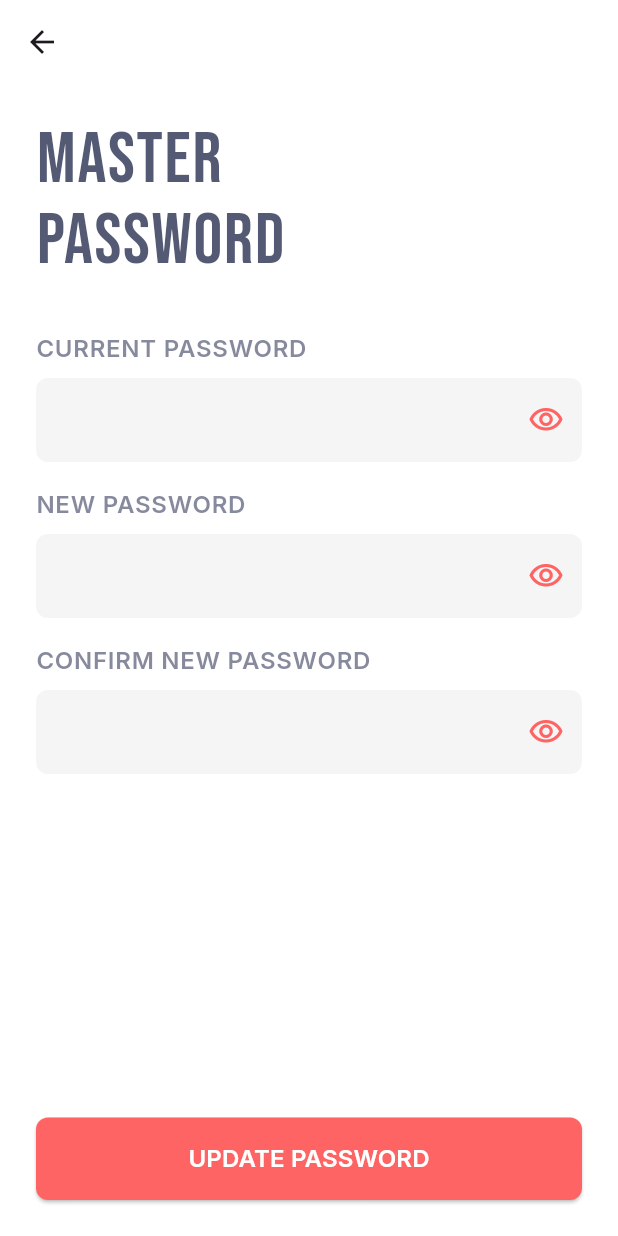
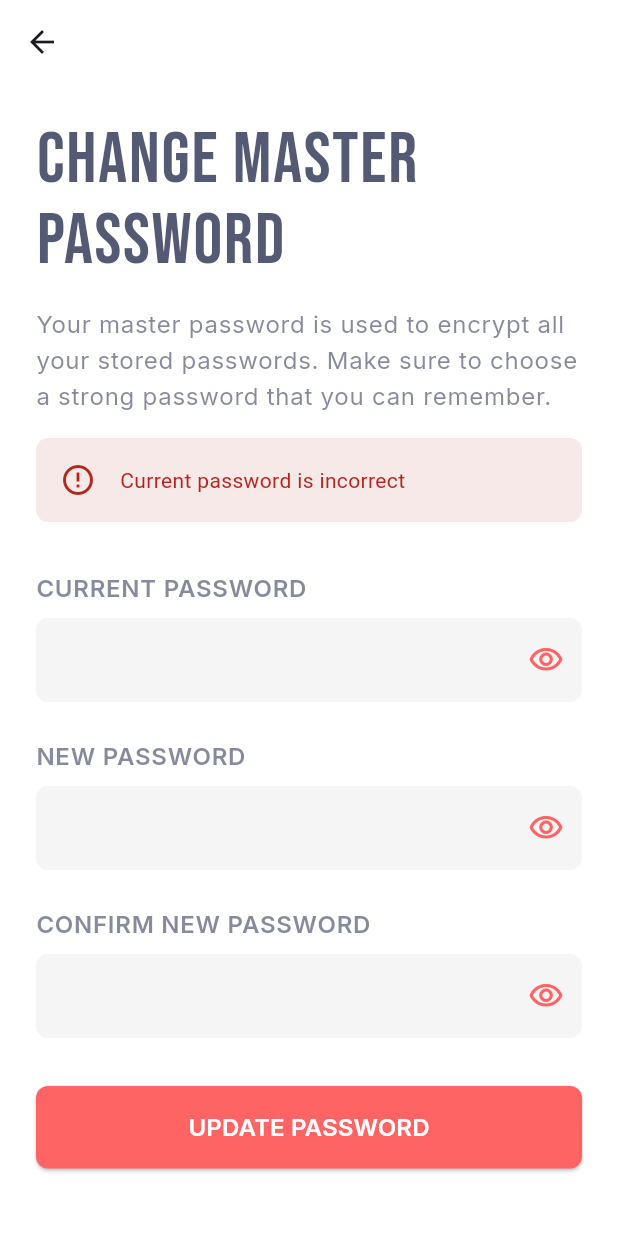
Before and after one commit to i-sifat/Passify, a Flutter app: the MasterPasswordScreen screen opened directly, after a tap on "UPDATE PASSWORD", on a phone screen of 412 x 824 dp. Run offline on Flutter 3.47's test engine with Material 3 defaults, Android fonts, the phone set to English and light mode, and no system bars; our stand-ins replace file_picker, flutter_riverpod, google_fonts, package_info_plus, shared_preferences, vibration; missing offline and left inert: encrypt; accounts and stored records are empty.

Commit message:
updated master password page and functionality

```diff
--- a/lib/screens/profile/master_password_screen.dart
+++ b/lib/screens/profile/master_password_screen.dart
@@ -6,8 +6,7 @@ class MasterPasswordScreen extends ConsumerStatefulWidget {
   const MasterPasswordScreen({super.key});
 
   @override
-  ConsumerState<MasterPasswordScreen> createState() =>
-      _MasterPasswordScreenState();
+  ConsumerState<MasterPasswordScreen> createState() => _MasterPasswordScreenState();
 }
 
 class _MasterPasswordScreenState extends ConsumerState<MasterPasswordScreen> {
@@ -18,7 +17,18 @@ class _MasterPasswordScreenState extends ConsumerState<MasterPasswordScreen> {
   bool _obscureNewPassword = true;
   bool _obscureConfirmPassword = true;
   String? _errorMessage;
+  bool _isLoading = false;
   final _masterPasswordService = MasterPasswordService();
+
+  @override
+  void initState() {
+    super.initState();
+    _initializeMasterPasswordService();
+  }
+
+  Future<void> _initializeMasterPasswordService() async {
+    await _masterPasswordService.initialize();
+  }
 
   @override
   void dispose() {
@@ -28,33 +38,77 @@ class _MasterPasswordScreenState extends ConsumerState<MasterPasswordScreen> {
     super.dispose();
   }
 
-  Future<void> _updateMasterPassword() async {
-    if (!await _masterPasswordService.verifyMasterPassword(
-      _currentPasswordController.text,
-    )) {
-      setState(() => _errorMessage = 'Current password is incorrect');
-      return;
+  bool _validatePassword(String password) {
+    if (password.length < 8) {
+      setState(() => _errorMessage = 'Password must be at least 8 characters long');
+      return false;
     }
 
-    if (_newPasswordController.text.length < 8) {
+    bool hasUpperCase = password.contains(RegExp(r'[A-Z]'));
+    bool hasLowerCase = password.contains(RegExp(r'[a-z]'));
+    bool hasNumbers = password.contains(RegExp(r'[0-9]'));
+    bool hasSpecialCharacters = password.contains(RegExp(r'[!@#$%^&*(),.?":{}|<>]'));
+
+    if (!hasUpperCase || !hasLowerCase || !hasNumbers || !hasSpecialCharacters) {
+      setState(() => _errorMessage =
+        'Password must contain uppercase, lowercase, numbers, and special characters');
+      return false;
+    }
+
+    return true;
+  }
+
+  Future<void> _updateMasterPassword() async {
     setState(() {
-        _errorMessage = 'New password must be at least 8 characters long';
+      _errorMessage = null;
+      _isLoading = true;
+    });
+
+    try {
+      // Verify current password
+      final isCurrentPasswordValid = await _masterPasswordService
+          .verifyMasterPassword(_currentPasswordController.text);
+
+      if (!isCurrentPasswordValid) {
+        setState(() {
+          _errorMessage = 'Current password is incorrect';
+          _isLoading = false;
         });
         return;
       }
 
-    if (_newPasswordController.text != _confirmPasswordController.text) {
-      setState(() => _errorMessage = 'New passwords do not match');
+      // Validate new password
+      if (!_validatePassword(_newPasswordController.text)) {
+        setState(() => _isLoading = false);
         return;
       }
 
-    await _masterPasswordService
-        .saveMasterPassword(_newPasswordController.text);
+      // Check if passwords match
+      if (_newPasswordController.text != _confirmPasswordController.text) {
+        setState(() {
+          _errorMessage = 'New passwords do not match';
+          _isLoading = false;
+        });
+        return;
+      }
+
+      // Save new password
+      await _masterPasswordService.saveMasterPassword(_newPasswordController.text);
+
       if (mounted) {
+        ScaffoldMessenger.of(context).showSnackBar(
+          const SnackBar(
+            content: Text('Master password updated successfully'),
+            duration: Duration(seconds: 2),
+          ),
+        );
         Navigator.pop(context);
-      ScaffoldMessenger.of(context).showSnackBar(
-        const SnackBar(content: Text('Master password updated successfully')),
-      );
+      }
+    } catch (e) {
+      setState(() {
+        _errorMessage = 'Failed to update master password. Please try again.';
+        _isLoading = false;
+      });
     }
   }
 
@@ -70,82 +124,100 @@ class _MasterPasswordScreenState extends ConsumerState<MasterPasswordScreen> {
         elevation: 0,
       ),
       body: SafeArea(
+        child: SingleChildScrollView(
           child: Padding(
             padding: const EdgeInsets.all(24.0),
             child: Column(
               crossAxisAlignment: CrossAxisAlignment.start,
               children: [
                 Text(
-                'MASTER\nPASSWORD',
+                  'CHANGE MASTER\nPASSWORD',
                   style: Theme.of(context).textTheme.displayLarge,
+                ),
+                const SizedBox(height: 16),
+                Text(
+                  'Your master password is used to encrypt all your stored passwords. Make sure to choose a strong password that you can remember.',
+                  style: Theme.of(context).textTheme.bodyLarge,
                 ),
                 if (_errorMessage != null) ...[
                   const SizedBox(height: 16),
-                Text(
+                  Container(
+                    padding: const EdgeInsets.all(16),
+                    decoration: BoxDecoration(
+                      color: Theme.of(context).colorScheme.error.withOpacity(0.1),
+                      borderRadius: BorderRadius.circular(8),
+                    ),
+                    child: Row(
+                      children: [
+                        Icon(
+                          Icons.error_outline,
+                          color: Theme.of(context).colorScheme.error,
+                        ),
+                        const SizedBox(width: 16),
+                        Expanded(
+                          child: Text(
                             _errorMessage!,
                             style: TextStyle(
                               color: Theme.of(context).colorScheme.error,
                             ),
                           ),
+                        ),
+                      ],
+                    ),
+                  ),
                 ],
                 const SizedBox(height: 32),
-              _buildTextField(
-                context,
+                _buildPasswordField(
                   'CURRENT PASSWORD',
                   _currentPasswordController,
-                obscureText: _obscureCurrentPassword,
-                onToggleVisibility: () {
-                  setState(() {
-                    _obscureCurrentPassword = !_obscureCurrentPassword;
-                  });
-                },
+                  _obscureCurrentPassword,
+                  () => setState(() => _obscureCurrentPassword = !_obscureCurrentPassword),
                 ),
-              const SizedBox(height: 16),
-              _buildTextField(
-                context,
+                const SizedBox(height: 24),
+                _buildPasswordField(
                   'NEW PASSWORD',
                   _newPasswordController,
-                obscureText: _obscureNewPassword,
-                onToggleVisibility: () {
-                  setState(() {
-                    _obscureNewPassword = !_obscureNewPassword;
-                  });
-                },
+                  _obscureNewPassword,
+                  () => setState(() => _obscureNewPassword = !_obscureNewPassword),
                 ),
-              const SizedBox(height: 16),
-              _buildTextField(
-                context,
+                const SizedBox(height: 24),
+                _buildPasswordField(
                   'CONFIRM NEW PASSWORD',
                   _confirmPasswordController,
-                obscureText: _obscureConfirmPassword,
-                onToggleVisibility: () {
-                  setState(() {
-                    _obscureConfirmPassword = !_obscureConfirmPassword;
-                  });
-                },
+                  _obscureConfirmPassword,
+                  () => setState(() => _obscureConfirmPassword = !_obscureConfirmPassword),
                 ),
-              const Spacer(),
+                const SizedBox(height: 32),
                 SizedBox(
                   width: double.infinity,
                   child: ElevatedButton(
-                  onPressed: _updateMasterPassword,
-                  child: const Text('UPDATE PASSWORD'),
+                    onPressed: _isLoading ? null : _updateMasterPassword,
+                    child: _isLoading
+                        ? const SizedBox(
+                            height: 20,
+                            width: 20,
+                            child: CircularProgressIndicator(
+                              strokeWidth: 2,
+                              valueColor: AlwaysStoppedAnimation<Color>(Colors.white),
+                            ),
+                          )
+                        : const Text('UPDATE PASSWORD'),
                   ),
                 ),
               ],
             ),
           ),
         ),
+      ),
     );
   }
 
-  Widget _buildTextField(
-    BuildContext context,
+  Widget _buildPasswordField(
     String label,
-    TextEditingController controller, {
-    required bool obscureText,
-    required VoidCallback onToggleVisibility,
-  }) {
+    TextEditingController controller,
+    bool obscureText,
+    VoidCallback onToggleVisibility,
+  ) {
     return Column(
       crossAxisAlignment: CrossAxisAlignment.start,
       children: [
```
Lines whose indentation alone changed are shown as unchanged.
